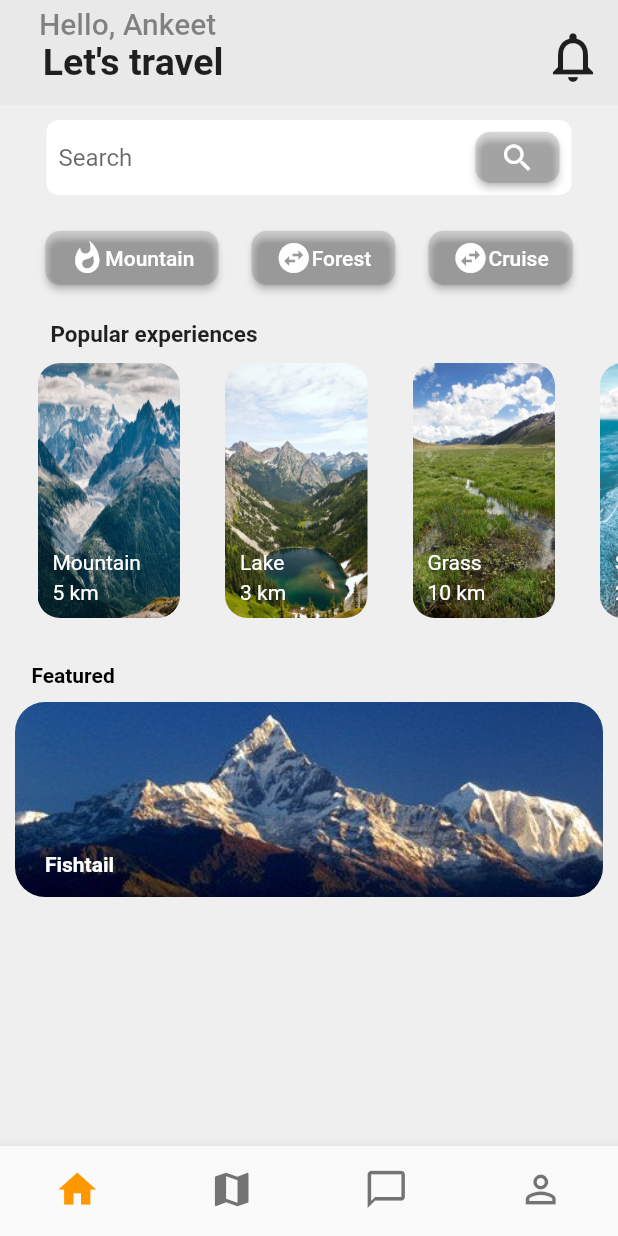
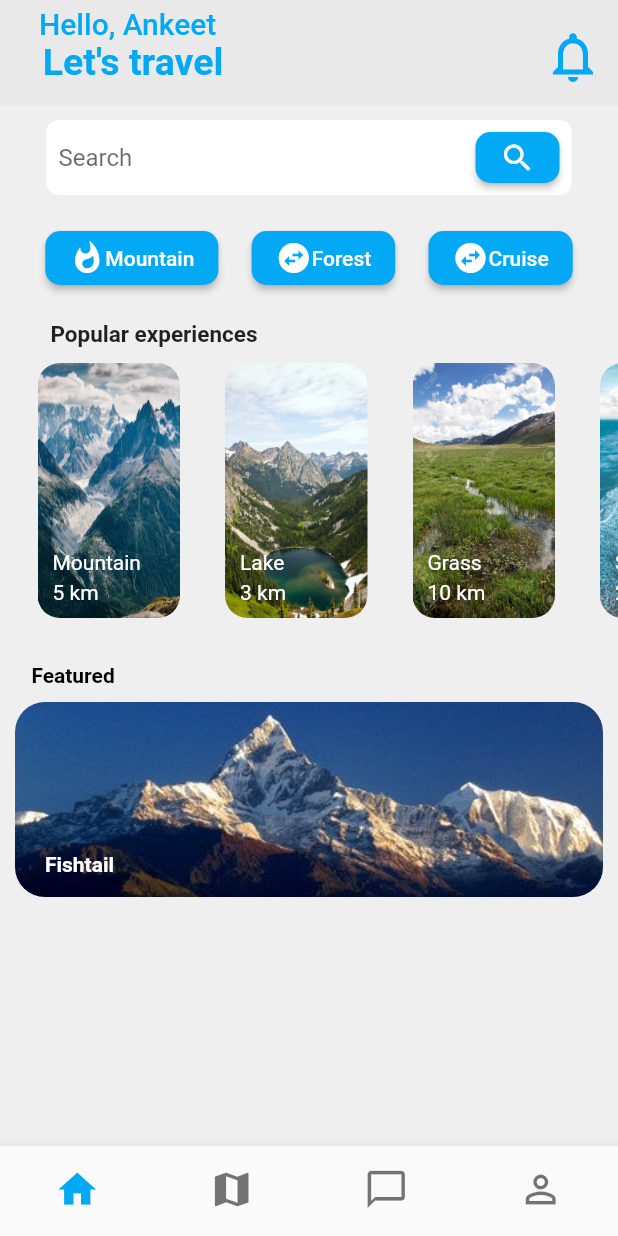
Before and after one commit to ankeet7x/ExperienceAppUI, a Flutter app: the MainPage screen opened directly, on a phone screen of 412 x 824 dp. Run offline on Flutter 3.47's test engine with Material 2 defaults, Android fonts, the phone set to English and light mode, and no system bars.

Commit message:
Home Page Completed

```diff
--- a/lib/pages/mainhome.dart
+++ b/lib/pages/mainhome.dart
@@ -9,7 +9,7 @@ class Home extends StatefulWidget {
   _HomeState createState() => _HomeState();
 }
 
-Color _color = Colors.black12;
+Color _color = Colors.lightBlue;
 
 class _HomeState extends State<Home> {
   TextEditingController _textController = TextEditingController();
@@ -33,14 +33,14 @@ class _HomeState extends State<Home> {
                 ),
                 Text(
                   "  Hello, Ankeet",
-                  style: TextStyle(color: Colors.black45),
+                  style: TextStyle(color: Colors.lightBlue),
                 ),
                 Text(
                   "  Let's travel",
                   style: TextStyle(
                       fontWeight: FontWeight.bold,
                       fontSize: 25,
-                      color: Colors.black87),
+                      color: Colors.lightBlue),
                 )
               ],
             ),
@@ -54,7 +54,7 @@ class _HomeState extends State<Home> {
                 icon: Icon(
                   Icons.notifications_none,
                   size: 40,
-                  color: Colors.black87,
+                  color: Colors.lightBlue,
                 ),
                 onPressed: null,
               ),
--- a/lib/pages/mainpage.dart
+++ b/lib/pages/mainpage.dart
@@ -31,7 +31,7 @@ class _MainPageState extends State<MainPage> {
       body: _children[_selectedIndex],
       bottomNavigationBar: BottomNavigationBar(
         unselectedItemColor: Colors.grey[10],
-        selectedItemColor: Colors.orange,
+        selectedItemColor: Colors.lightBlue,
         onTap: onItemTapped,
         currentIndex: _selectedIndex,
         showSelectedLabels: false,
```
